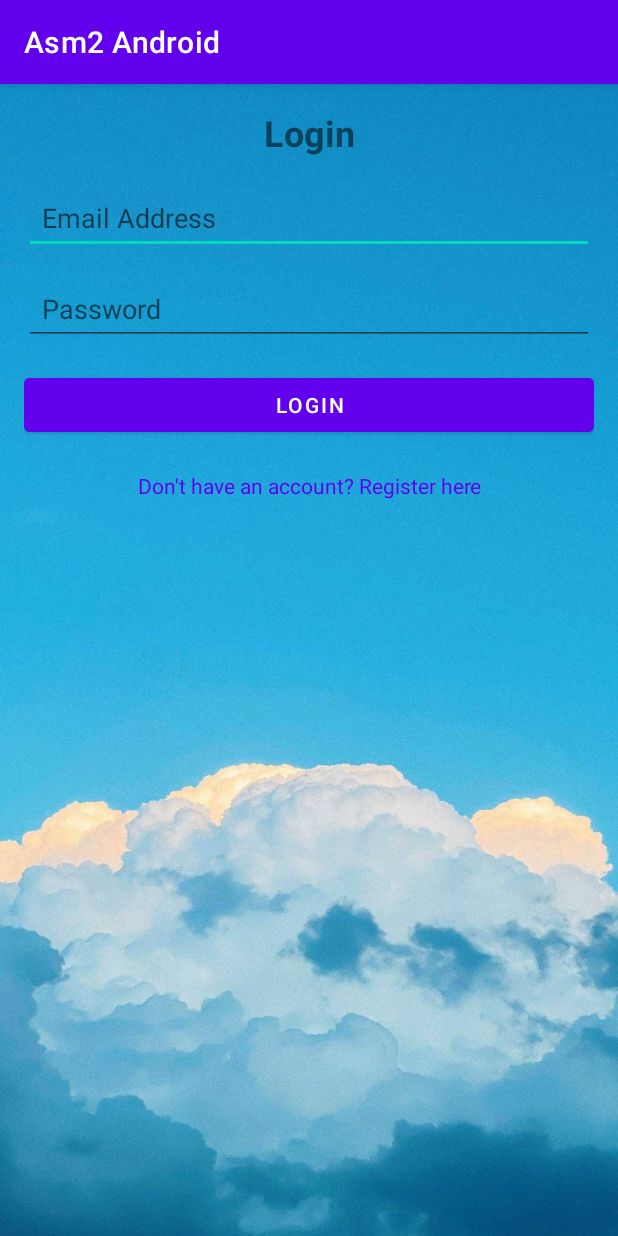
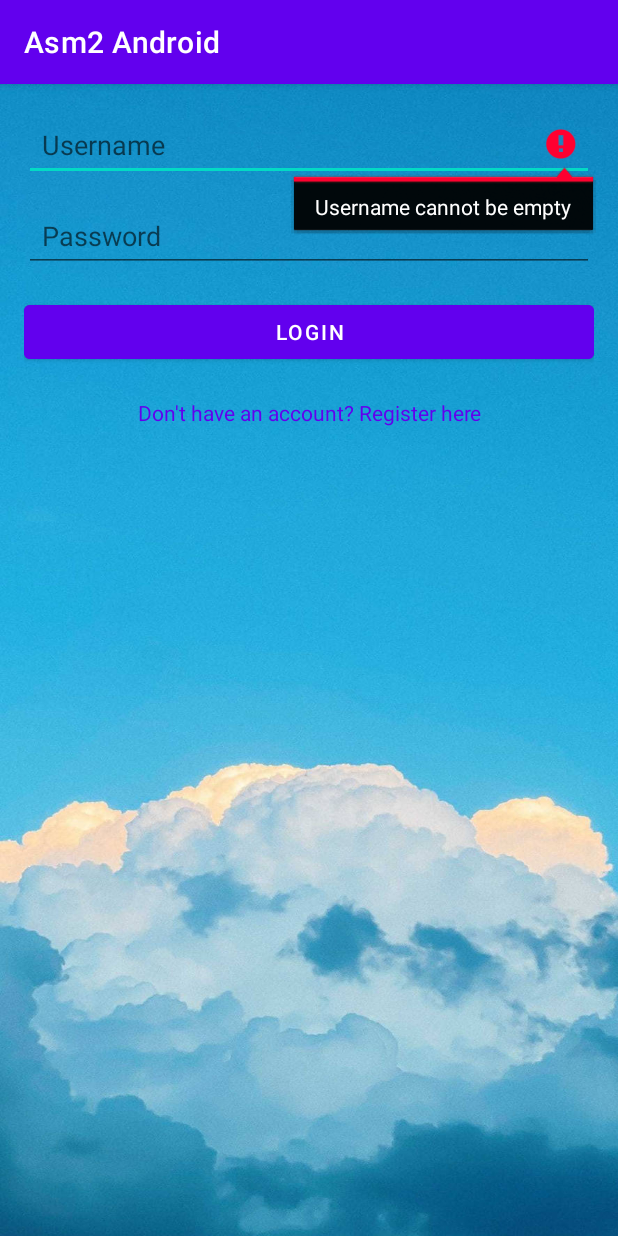
Before and after one commit to Quanoscar09/Asm2Android, an Android app: the screen it shows after launch (LoginActivity), after a tap on "LOGIN", on a phone screen of 412 x 824 dp. Run offline under Robolectric (Android 15) with nearby library versions, the phone set to English and light mode, and no system bars; our stand-ins replace Firebase (no records; nobody signed in at launch, a user with empty details on screens opened directly).

Commit message:
new update

```diff
--- a/app/src/main/java/com/example/asm2android/LoginActivity.java
+++ b/app/src/main/java/com/example/asm2android/LoginActivity.java
@@ -2,6 +2,7 @@ package com.example.asm2android;
 
 import android.content.Intent;
 import android.os.Bundle;
+import android.util.Log;
 import android.widget.Button;
 import android.widget.EditText;
 import android.widget.TextView;
@@ -10,49 +11,95 @@ import android.widget.Toast;
 import androidx.appcompat.app.AppCompatActivity;
 
 import com.google.firebase.auth.FirebaseAuth;
+import com.google.firebase.database.DataSnapshot;
+import com.google.firebase.database.DatabaseError;
+import com.google.firebase.database.DatabaseReference;
+import com.google.firebase.database.FirebaseDatabase;
 
 public class LoginActivity extends AppCompatActivity {
 
+    private EditText usernameInput, passwordInput;
+    private Button loginButton;
+    private TextView registerLink;
+
+    private DatabaseReference databaseReference;
     private FirebaseAuth mAuth;
-    private EditText emailInput, passwordInput;
 
     @Override
     protected void onCreate(Bundle savedInstanceState) {
         super.onCreate(savedInstanceState);
         setContentView(R.layout.activity_login);
 
+        // Initialize Firebase Auth
         mAuth = FirebaseAuth.getInstance();
 
-        emailInput = findViewById(R.id.emailInput);
+        // Check if a user is already logged in
+        if (mAuth.getCurrentUser() != null) {
+            Intent intent = new Intent(LoginActivity.this, MapsActivity.class);
+            startActivity(intent);
+            finish();
+            return;
+        }
+
+        // Initialize UI components
+        usernameInput = findViewById(R.id.usernameInput);
         passwordInput = findViewById(R.id.passwordInput);
-        Button loginButton = findViewById(R.id.loginButton);
-        TextView registerLink = findViewById(R.id.registerLink);
+        loginButton = findViewById(R.id.loginButton);
+        registerLink = findViewById(R.id.registerLink);
 
-        loginButton.setOnClickListener(v -> loginUser());
+        // Initialize Firebase database reference
+        databaseReference = FirebaseDatabase.getInstance().getReference("users");
+
+        // Login button click listener
+        loginButton.setOnClickListener(v -> validateAndLogin());
+
+        // Register link click listener
         registerLink.setOnClickListener(v -> {
-            // Open the RegisterActivity when the link is clicked
             Intent intent = new Intent(LoginActivity.this, RegisterActivity.class);
             startActivity(intent);
         });
     }
 
-    private void loginUser() {
-        String email = emailInput.getText().toString().trim();
+    private void validateAndLogin() {
+        String username = usernameInput.getText().toString().trim();
         String password = passwordInput.getText().toString().trim();
 
-        if (email.isEmpty() || password.isEmpty()) {
-            Toast.makeText(this, "Please fill in all fields", Toast.LENGTH_SHORT).show();
+        // Validate inputs
+        if (username.isEmpty()) {
+            usernameInput.setError("Username cannot be empty");
+            usernameInput.requestFocus();
             return;
         }
 
-        mAuth.signInWithEmailAndPassword(email, password).addOnCompleteListener(task -> {
-            if (task.isSuccessful()) {
-                Toast.makeText(this, "Login successful!", Toast.LENGTH_SHORT).show();
-                startActivity(new Intent(LoginActivity.this, MapsActivity.class));
-                finish();
+        if (password.isEmpty()) {
+            passwordInput.setError("Password cannot be empty");
+            passwordInput.requestFocus();
+            return;
+        }
+
+        // Check credentials in Firebase database
+        databaseReference.child(username).get().addOnCompleteListener(task -> {
+            if (task.isSuccessful() && task.getResult().exists()) {
+                DataSnapshot snapshot = task.getResult();
+                String dbPassword = snapshot.child("password").getValue(String.class);
+
+                if (password.equals(dbPassword)) {
+                    Toast.makeText(LoginActivity.this, "Login successful!", Toast.LENGTH_SHORT).show();
+                    // Navigate to the main activity
+                    Intent intent = new Intent(LoginActivity.this, MapsActivity.class);
+                    startActivity(intent);
+                    finish();
+                } else {
+                    passwordInput.setError("Invalid password");
+                    passwordInput.requestFocus();
+                }
             } else {
-                Toast.makeText(this, "Login failed: " + task.getException().getMessage(), Toast.LENGTH_SHORT).show();
+                usernameInput.setError("User does not exist");
+                usernameInput.requestFocus();
             }
+        }).addOnFailureListener(e -> {
+            Log.e("LoginActivity", "Error fetching data", e);
+            Toast.makeText(LoginActivity.this, "Error: " + e.getMessage(), Toast.LENGTH_SHORT).show();
         });
     }
 }
--- a/app/src/main/java/com/example/asm2android/MapsActivity.java
+++ b/app/src/main/java/com/example/asm2android/MapsActivity.java
@@ -26,6 +26,7 @@ public class MapsActivity extends FragmentActivity implements OnMapReadyCallback
         super.onCreate(savedInstanceState);
         setContentView(R.layout.activity_maps);
 
+        // Initialize map fragment
         SupportMapFragment mapFragment = (SupportMapFragment) getSupportFragmentManager()
                 .findFragmentById(R.id.mapFragment);
         if (mapFragment != null) {
@@ -37,6 +38,7 @@ public class MapsActivity extends FragmentActivity implements OnMapReadyCallback
     public void onMapReady(@NonNull GoogleMap googleMap) {
         mMap = googleMap;
 
+        // Load donation sites from Firebase
         DatabaseReference dbRef = FirebaseDatabase.getInstance().getReference("donation_sites");
         dbRef.addValueEventListener(new ValueEventListener() {
             @Override
@@ -53,7 +55,7 @@ public class MapsActivity extends FragmentActivity implements OnMapReadyCallback
 
             @Override
             public void onCancelled(@NonNull DatabaseError error) {
-                // Handle error
+                // Handle database error
             }
         });
     }
--- a/app/src/main/res/layout/activity_login.xml
+++ b/app/src/main/res/layout/activity_login.xml
@@ -7,24 +7,13 @@
     android:padding="16dp"
     android:background="@drawable/pic2">
 
-    <!-- Title -->
-    <TextView
-        android:id="@+id/loginTitle"
+    <!-- Username Input -->
+    <EditText
+        android:id="@+id/usernameInput"
         android:layout_width="match_parent"
         android:layout_height="wrap_content"
-        android:text="Login"
-        android:textSize="24sp"
-        android:textStyle="bold"
-        android:gravity="center"
-        android:layout_marginBottom="16dp" />
-
-    <!-- Email Input -->
-    <EditText
-        android:id="@+id/emailInput"
-        android:layout_width="match_parent"
-        android:layout_height="wrap_content"
-        android:hint="Email Address"
-        android:inputType="textEmailAddress"
+        android:hint="Username"
+        android:inputType="text"
         android:padding="12dp"
         android:layout_marginBottom="12dp" />
 
```
Also changed, not shown: app/src/main/java/com/example/asm2android/DonationSite.java (+20 -2 lines), app/src/main/java/com/example/asm2android/RegisterActivity.java (+42 -20 lines), app/src/main/java/com/example/asm2android/User.java (+9 -4 lines), app/src/main/res/layout/activity_register.xml (+11 -8 lines).
